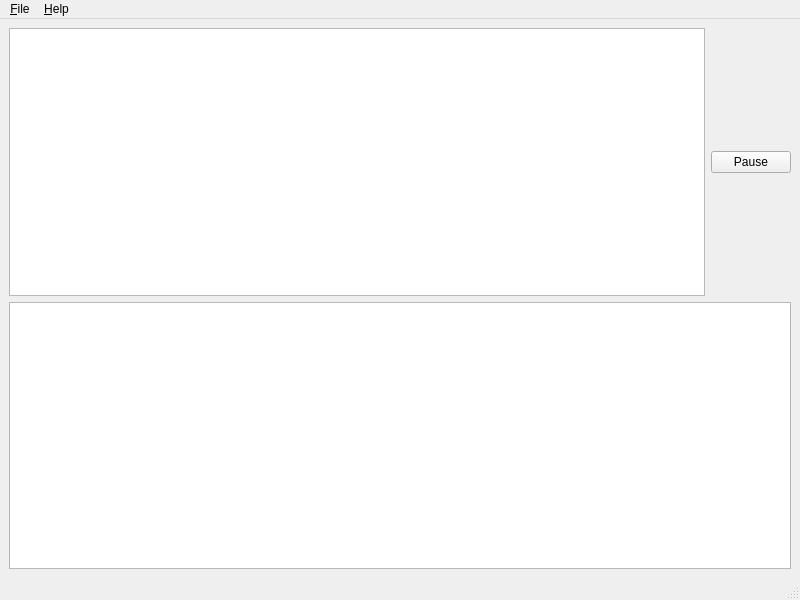
First picture: the form in cxx-api-examples/vibeinput/mainwindow.ui, repository yangjuncode/sherpa-onnx, before the edit.
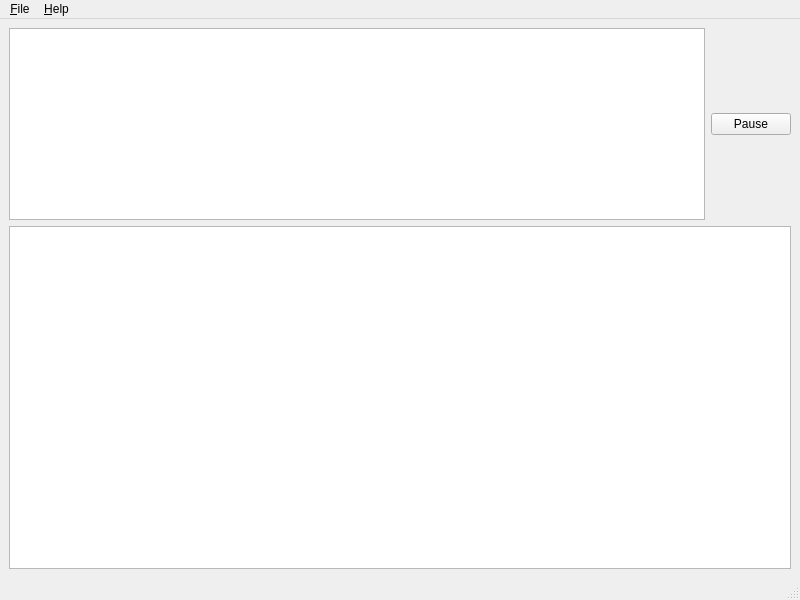
Second picture: the form after the edit.

The edit to the form file:
```diff
--- a/cxx-api-examples/vibeinput/mainwindow.ui
+++ b/cxx-api-examples/vibeinput/mainwindow.ui
@@ -18,7 +18,20 @@
     <item>
      <layout class="QHBoxLayout" name="horizontalLayout">
       <item>
-       <widget class="QPlainTextEdit" name="ptd_tmp"/>
+       <widget class="QPlainTextEdit" name="ptd_tmp">
+        <property name="sizePolicy">
+         <sizepolicy hsizetype="Expanding" vsizetype="Minimum">
+          <horstretch>0</horstretch>
+          <verstretch>0</verstretch>
+         </sizepolicy>
+        </property>
+        <property name="maximumSize">
+         <size>
+          <width>16777215</width>
+          <height>16777215</height>
+         </size>
+        </property>
+       </widget>
       </item>
       <item>
        <widget class="QPushButton" name="ptn_pause_resume">
```
